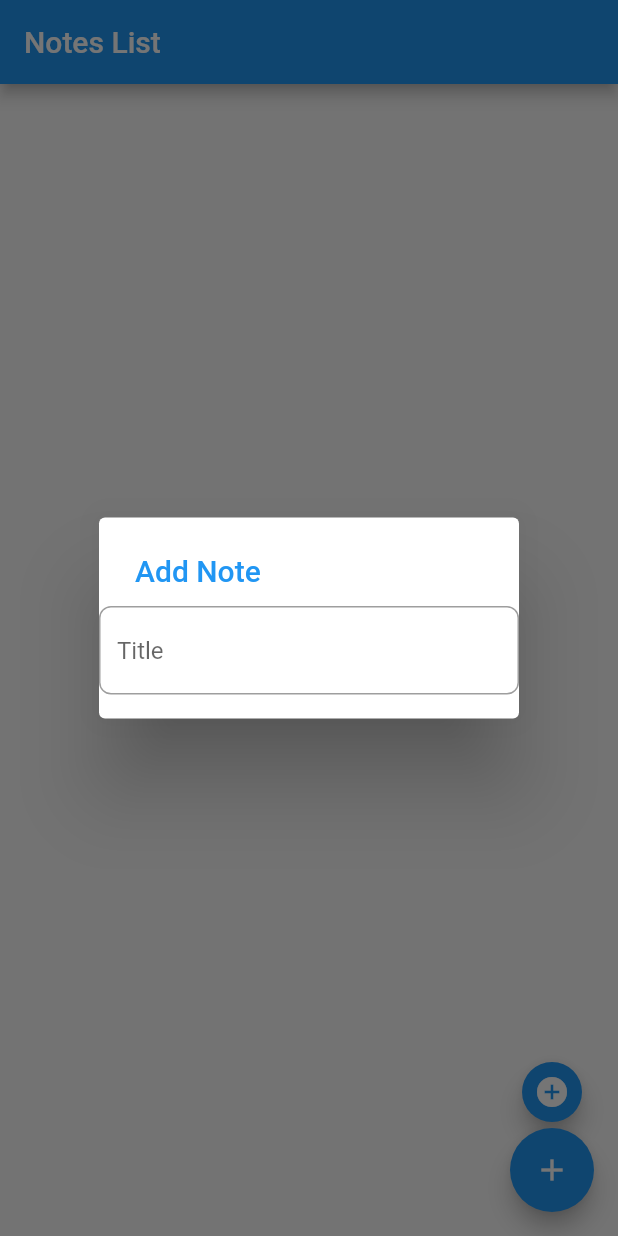
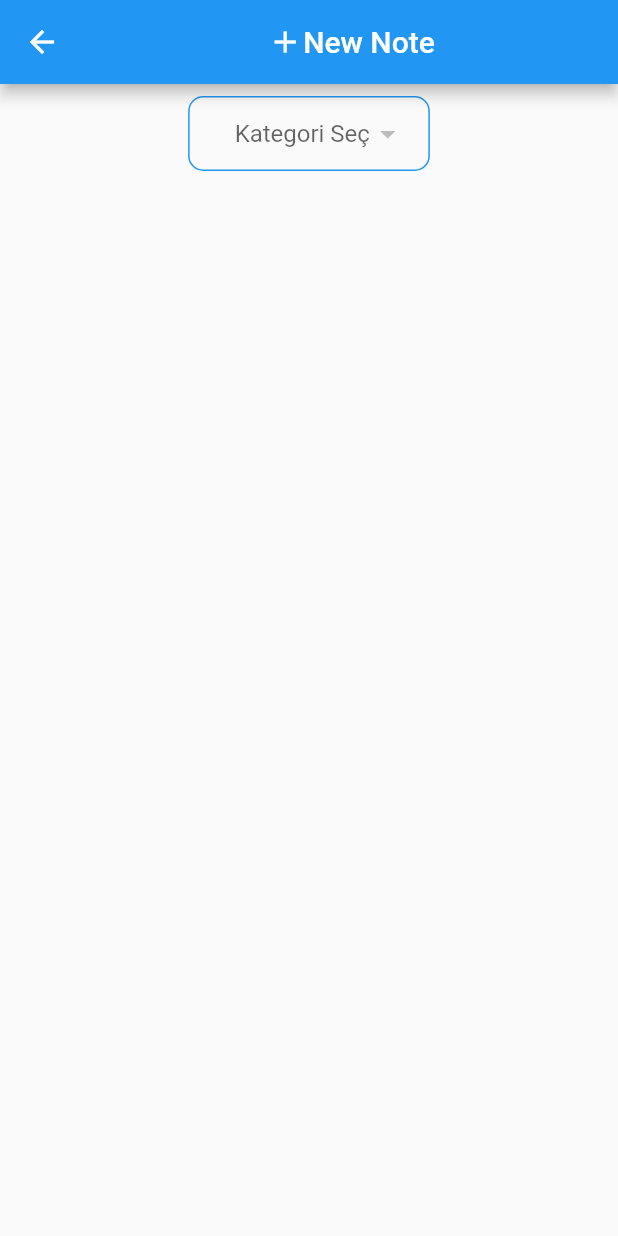
Before and after one commit to hamitseyrek/flutter_todo_list_sqflite, a Flutter app: the screen it shows after launch, after a tap on the "add" icon, on a phone screen of 412 x 824 dp. Run offline on Flutter 3.47's test engine with Material 2 defaults, Android fonts, the light colour scheme and no system bars; our stand-ins replace sqflite; accounts and stored records are empty.

Commit message:
add note page

```diff
--- /dev/null
+++ b/lib/add_note.dart
@@ -0,0 +1,90 @@
+import 'package:flutter/material.dart';
+import 'package:flutter_todo_list_sqflite/models/category.dart';
+import 'package:flutter_todo_list_sqflite/utils/db_helper.dart';
+
+class AddNote extends StatefulWidget {
+  const AddNote({ Key? key }) : super(key: key);
+
+  @override
+  _AddNoteState createState() => _AddNoteState();
+}
+
+class _AddNoteState extends State<AddNote> {
+
+  var _myFormKey = GlobalKey<FormState>();
+  late List<Category>? _allCategories;
+  late DbHelper? dbHelper;
+  int onSelectCatId = 1;
+  Category? selectedCat;
+
+  @override
+  void initState() {
+    super.initState();
+    _allCategories = [];
+    dbHelper = DbHelper();
+
+      dbHelper!.getCategories().then((categoryMapList){
+for (Map<String,dynamic> map in categoryMapList) {
+  _allCategories!.add(Category.fromMap(map));
+}
+selectedCat = _allCategories![0];
+setState(() {
+
+});
+    });
+
+  }
+
+  @override
+  Widget build(BuildContext context) {
+    return Scaffold(
+      appBar: AppBar(title: Row(
+        mainAxisAlignment: MainAxisAlignment.center,
+        children: [
+          Icon(Icons.add),
+          Text('New Note'),
+        ],
+      ) ,
+      ),
+      body: Form(
+        key: _myFormKey,
+        child: Column(
+crossAxisAlignment: CrossAxisAlignment.stretch,
+          children: [
+            Center(
+              child: Container(
+                child: DropdownButtonHideUnderline(
+                  child: DropdownButton<Category>(
+                    hint: Text("Kategori Seç"),
+                    value: selectedCat,
+                    items: getCategories(),
+                  onChanged: (value){
+                    setState(() {
+                      selectedCat = value!;
+                    onSelectCatId = value.id!;
+                    });
+                  },),
+                ),
+                decoration: BoxDecoration(
+                              border: Border.all(
+                                  color: Theme.of(context).primaryColor,
+                                  width: 1),
+                              borderRadius:
+                                  BorderRadius.all(Radius.circular(10))),
+                                  margin: EdgeInsets.all(8),
+                                   padding:
+                              EdgeInsets.only(left: 30,right: 15),
+              ),
+
+            ),
+      ],)),
+    );
+  }
+
+  List<DropdownMenuItem<Category>> getCategories() {
+    return _allCategories!.map((category) => DropdownMenuItem<Category>(
+      value: category,
+      child: Text(category.name.toString()),
+    )).toList();
+  }
+}
--- a/lib/home_page.dart
+++ b/lib/home_page.dart
@@ -1,10 +1,12 @@
 import 'package:flutter/material.dart';
+import 'package:flutter_todo_list_sqflite/add_note.dart';
+import 'package:flutter_todo_list_sqflite/models/category.dart';
+import 'package:flutter_todo_list_sqflite/utils/db_helper.dart';
 
 class HomePage extends StatelessWidget {
-  HomePage({ Key? key }) : super(key: key);
 
-  var _myFormKey = GlobalKey();
-  @override
+  final DbHelper dbHelper = DbHelper();
+
   Widget build(BuildContext context) {
     return Scaffold(
       appBar: AppBar(title: Text('Notes List'),),
@@ -12,7 +14,26 @@ class HomePage extends StatelessWidget {
       mainAxisAlignment: MainAxisAlignment.end,
       children: [
       FloatingActionButton(onPressed: (){
-        showDialog(
+        addCategoryDialog(context);
+      }, child: Icon(Icons.add_circle), heroTag: 'Add Category', mini: true,),
+      FloatingActionButton(
+          heroTag: "Add Note",
+          onPressed: () {
+            _addNote(context);
+          },
+          child: Icon(Icons.add),
+      ),
+      ],
+      ),
+    body: Container(child: Center(child: Text('data'),),),
+    );
+  }
+
+  addCategoryDialog(BuildContext context) {
+      GlobalKey<FormState> _myFormKey = GlobalKey<FormState>();
+      String? categoryName;
+
+    return showDialog(
         context: context,
         barrierColor: Colors.black.withOpacity(0.4),
         barrierDismissible: false,
@@ -20,9 +41,14 @@ class HomePage extends StatelessWidget {
         return SimpleDialog(
           title: Text('Add Category', style: TextStyle(color: Theme.of(context).primaryColor)),
           children: [
-              Form(child: Padding(
+            Form(
+               key: _myFormKey,
+              child: Padding(
               padding: const EdgeInsets.all(8.0),
               child: TextFormField(
+                onSaved: (catName){
+                  categoryName = catName!;
+                },
                 decoration: InputDecoration(alignLabelWithHint: true,
                 labelText: 'Name',
                 border: OutlineInputBorder(borderRadius: BorderRadius.circular(8))),
@@ -35,14 +61,23 @@ class HomePage extends StatelessWidget {
               },
               ),
             ),
-              key: _myFormKey,
 
             ),
             ButtonBar(
               mainAxisSize: MainAxisSize.max,
               children: [
                 ElevatedButton(onPressed: (){Navigator.pop(context);}, style: ButtonStyle(backgroundColor: MaterialStateProperty.all(Colors.orangeAccent)), child: Text('Cancel', style: TextStyle(color: Colors.white),)),
-                  ElevatedButton(onPressed: (){}, style: ButtonStyle(backgroundColor: MaterialStateProperty.all(Colors.greenAccent)), child: Text('Save', style: TextStyle(color: Colors.white),)),
+                ElevatedButton(onPressed: (){
+                  if (_myFormKey.currentState!.validate()) {
+                    _myFormKey.currentState!.save();
+                    dbHelper.categoryCreate(Category(name: categoryName)).then((value) {
+                      if (value>0) {
+                      ScaffoldMessenger.of(context).showSnackBar(SnackBar(content: Text('Category succesfull added'), duration: Duration(seconds: 3),));                     }
+                    });
+                    Navigator.pop(context);
+                  }
+                },
+                 style: ButtonStyle(backgroundColor: MaterialStateProperty.all(Colors.greenAccent)), child: Text('Save', style: TextStyle(color: Colors.white),)),
               ],
             ),
           ],
@@ -51,23 +86,9 @@ class HomePage extends StatelessWidget {
 ),
         );
       });
-      }, child: Icon(Icons.add_circle), tooltip: 'Add Category', mini: true,),
-      FloatingActionButton(onPressed: (){
-        showDialog(context: context, builder: (context){
-          return SimpleDialog(
-            title: Text('Add Note', style: TextStyle(color: Theme.of(context).primaryColor),),
-            children: [
-              Form(child: TextFormField(
-                decoration: InputDecoration(alignLabelWithHint: true,
-                labelText: 'Title',
-                border: OutlineInputBorder(borderRadius: BorderRadius.circular(8))),
-              ))
-            ],
-          );
-        });
-      }, child: Icon(Icons.add), tooltip: 'Add Note',),
-    ],),
-    body: Container(child: Center(child: Text('data'),),),
-    );
+  }
+
+  _addNote(BuildContext context) {
+    Navigator.push(context, MaterialPageRoute(builder: (conteat) => AddNote()));
   }
 }
```
Lines whose indentation alone changed are shown as unchanged.
